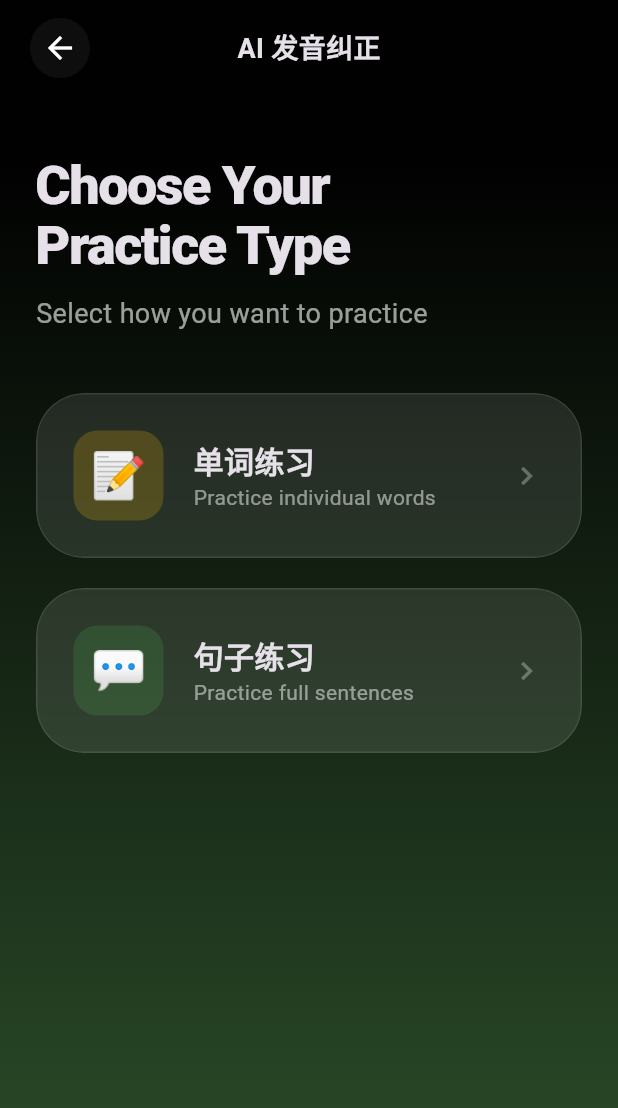
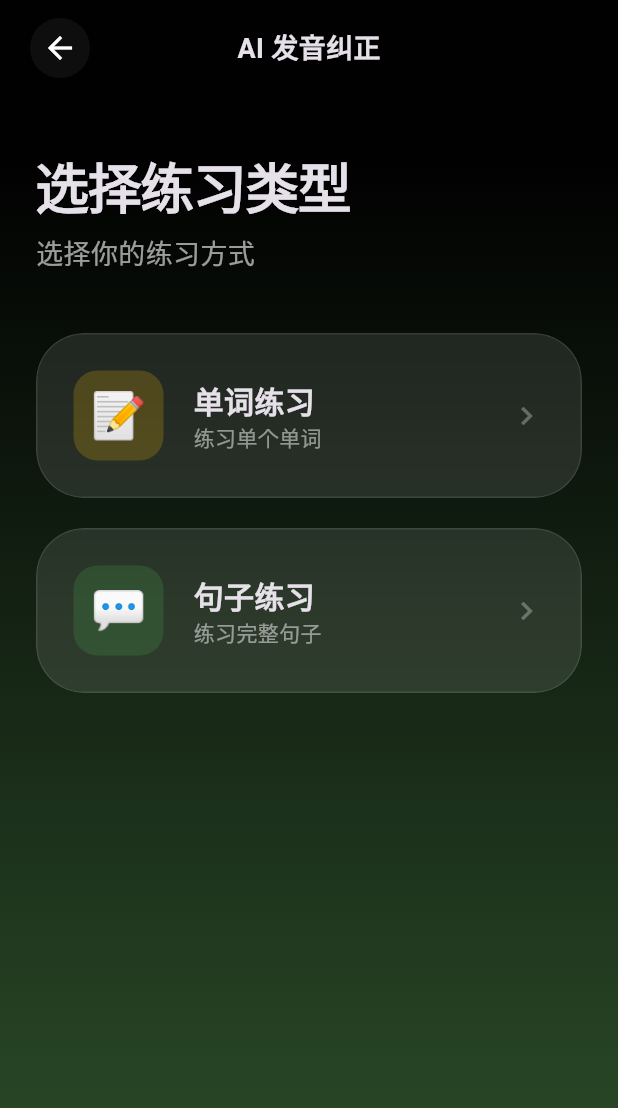
Before and after one commit to April10-Tohka/oktalk-app, a Flutter app: the PracticeTypeScreen screen opened directly, on a phone screen of 412 x 824 dp. Shown: the top 1108 px of the screen. Run offline on Flutter 3.47's test engine with Material 3 defaults, Android fonts, the phone set to English and light mode, and no system bars; our stand-ins replace audioplayers, google_fonts, permission_handler; missing offline and left inert: record.

Commit message:
完成页面语言中文化

```diff
--- a/lib/pages/practice_type_page.dart
+++ b/lib/pages/practice_type_page.dart
@@ -41,7 +41,7 @@ class PracticeTypeScreen extends StatelessWidget {
                         const SizedBox(height: 40),
                         // 3. 标题部分
                         const Text(
-                          'Choose Your\nPractice Type',
+                          '选择练习类型',
                           style: TextStyle(
                             fontSize: 36,
                             fontWeight: FontWeight.w900,
@@ -51,7 +51,7 @@ class PracticeTypeScreen extends StatelessWidget {
                         ),
                         const SizedBox(height: 12),
                         Text(
-                          'Select how you want to practice',
+                          '选择你的练习方式',
                           style: TextStyle(
                             fontSize: 18,
                             color: Colors.white.withOpacity(0.6),
@@ -62,7 +62,7 @@ class PracticeTypeScreen extends StatelessWidget {
                         _buildPracticeCard(
                           icon: '📝',
                           title: '单词练习',
-                          subtitle: 'Practice individual words',
+                          subtitle: '练习单个单词',
                           iconBgColor: Colors.amber.withOpacity(0.2),
                           onTap: () {
                             Navigator.push(
@@ -75,7 +75,7 @@ class PracticeTypeScreen extends StatelessWidget {
                         _buildPracticeCard(
                           icon: '💬',
                           title: '句子练习',
-                          subtitle: 'Practice full sentences',
+                          subtitle: '练习完整句子',
                           iconBgColor: Colors.green.withOpacity(0.2),
                           onTap: () {
                             Navigator.push(
@@ -84,42 +84,6 @@ class PracticeTypeScreen extends StatelessWidget {
                             );
                           },
                         ),
-
-                        // // 5. AI Tutor 插图
-                        // // TODO: 后续看情况这个插图需不需要！
-                        // const SizedBox(height: 40),
-                        // Center(
-                        //   child: Stack(
-                        //     alignment: Alignment.center,
-                        //     children: [
-                        //       Container(
-                        //         width: 200,
-                        //         height: 200,
-                        //         decoration: BoxDecoration(
-                        //           shape: BoxShape.circle,
-                        //           boxShadow: [
-                        //             BoxShadow(
-                        //               color: Colors.green.withOpacity(0.15),
-                        //               blurRadius: 100,
-                        //               spreadRadius: 20,
-                        //             ),
-                        //           ],
-                        //         ),
-                        //       ),
-                        //       ClipRRect(
-                        //         borderRadius: BorderRadius.circular(20),
-                        //         child: Image.network(
-                        //           'https://picsum.photos/seed/tutor/400/400',
-                        //           width: 180,
-                        //           height: 180,
-                        //           fit: BoxFit.cover,
-                        //           color: Colors.white.withOpacity(0.8),
-                        //           colorBlendMode: BlendMode.modulate,
-                        //         ),
-                        //       ),
-                        //     ],
-                        //   ),
-                        // ),
                       ],
                     ),
                   ),
--- a/lib/pages/topic_select_page.dart
+++ b/lib/pages/topic_select_page.dart
@@ -140,7 +140,7 @@ class _TopicSelectPageState extends State<TopicSelectPage> {
                       const SizedBox(height: 24),
                       // 3. 标题部分
                       const Text(
-                        'Choose a Topic',
+                        '选择一个主题',
                         style: TextStyle(
                           fontSize: 36,
                           fontWeight: FontWeight.w900,
@@ -150,7 +150,7 @@ class _TopicSelectPageState extends State<TopicSelectPage> {
                       ),
                       const SizedBox(height: 8),
                       Text(
-                        'Select a category to start practicing',
+                        '选择一个类别开始练习',
                         style: TextStyle(
                           fontSize: 18,
                           color: Colors.white.withOpacity(0.7),
@@ -320,7 +320,7 @@ class _TopicSelectPageState extends State<TopicSelectPage> {
                 mainAxisAlignment: MainAxisAlignment.center,
                 children: [
                   const Text(
-                    'Ready for a challenge?',
+                    '准备好挑战了吗？',
                     style: TextStyle(
                       fontSize: 18,
                       fontWeight: FontWeight.w800, // 加粗标题
@@ -329,7 +329,7 @@ class _TopicSelectPageState extends State<TopicSelectPage> {
                   ),
                   const SizedBox(height: 8),
                   Text(
-                    'Practice daily to unlock new\nspecial categories!',
+                    '每天进步一点点，成为英语小达人！',
                     style: TextStyle(
                       fontSize: 13,
                       height: 1.4, // 增加行高，提升阅读体验
```
